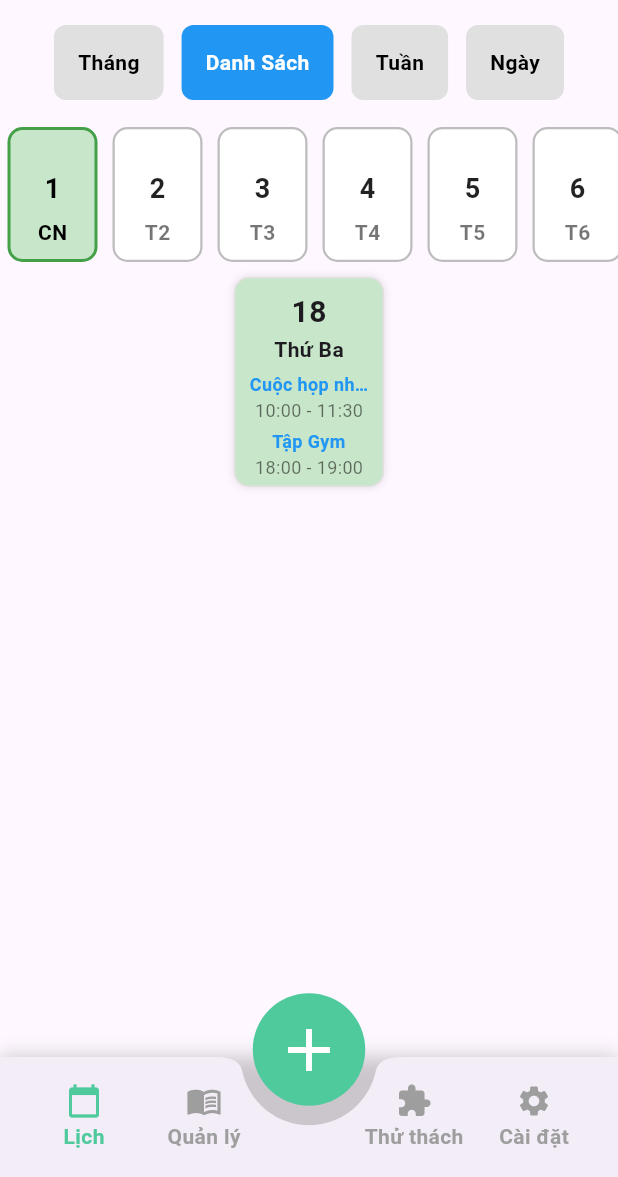
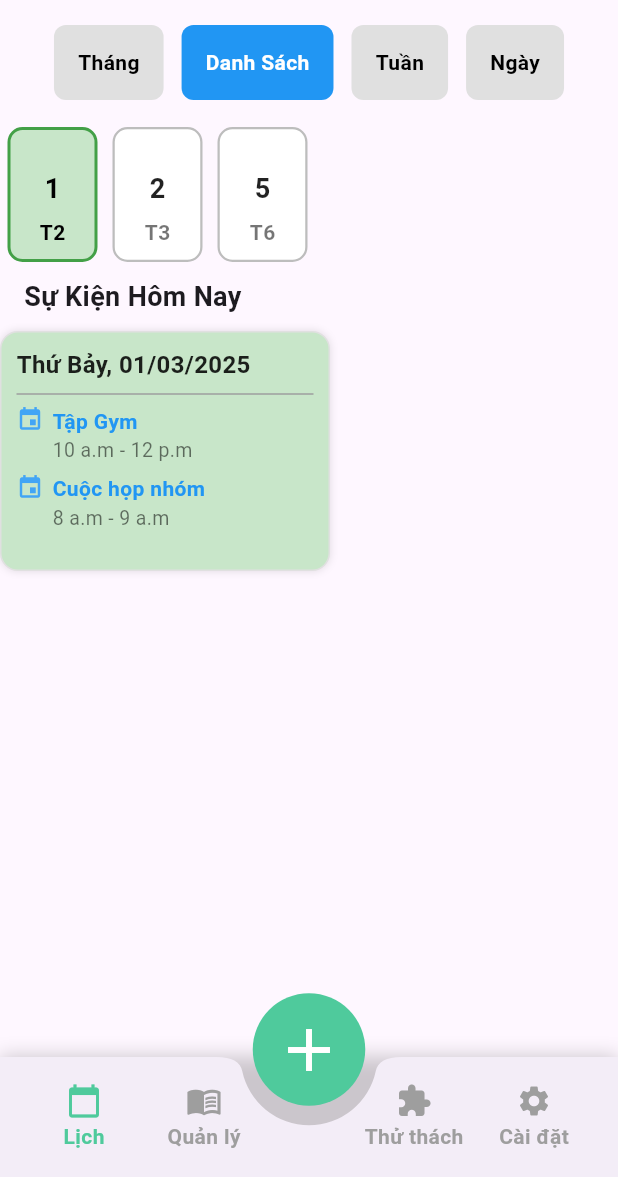
Before and after one commit to nguyentrong3114/appreminder, a Flutter app: the screen it shows after launch, after a tap on "Danh Sách", on a phone screen of 412 x 824 dp, the part 59-1236 px from its top. Run offline on Flutter 3.47's test engine with Material 3 defaults, Android fonts, the phone set to English and light mode, and no system bars.

Commit message:
Điều chỉnh Danh Sách

```diff
--- a/lib/views/home_screen.dart
+++ b/lib/views/home_screen.dart
@@ -2,7 +2,7 @@ import 'package:intl/intl.dart';
 import 'package:flutter/material.dart';
 import 'widgets/list_calendar_widget.dart';
 import 'package:flutter_app/views/widgets/Home/event_calendar.dart';
-import 'package:flutter_app/views/widgets/renctangle_calender.dart';
+import 'package:flutter_app/views/widgets/Home/renctangle_calender.dart';
 
 class HomeScreen extends StatefulWidget {
   @override
@@ -147,50 +147,104 @@ class _HomeScreenState extends State<HomeScreen> {
   }
 
   Widget _buildListView() {
-    List<String> days = ["1", "2", "3", "4", "5", "6", "7"];
-    List<String> weekDays = ["CN", "T2", "T3", "T4", "T5", "T6", "T7"];
-
-    // Danh sách sự kiện theo ngày
     Map<String, List<Map<String, String>>> allEvents = {
       "1": [
-        {'title': 'Cuộc họp nhóm', 'time': '10:00 - 11:30'},
-        {'title': 'Tập Gym', 'time': '18:00 - 19:00'},
+        {
+          "title": "Cuộc họp nhóm",
+          "description": "Thảo luận dự án Flutter",
+          "weekDay": "T2",
+          "time": "8 a.m - 9 a.m"
+        },
+        {
+          "title": "Tập Gym",
+          "description": "Luyện tập thể lực",
+          "weekDay": "T2",
+          "time": "10 a.m - 12 p.m"
+        },
       ],
       "2": [
-        {'title': 'Đi siêu thị', 'time': '15:00 - 16:00'},
+        {
+          "title": "Đi siêu thị",
+          "description": "Mua đồ dùng gia đình",
+          "weekDay": "T3",
+          "time": "8 a.m - 9 p.m"
+        },
       ],
       "5": [
-        {'title': 'Xem phim', 'time': '20:00 - 22:00'},
+        {
+          "title": "Xem phim",
+          "description": "Thư giãn cuối tuần",
+          "weekDay": "T6",
+          "time": "8 a.m - 9 p.m"
+        },
       ],
     };
 
-    // Lấy danh sách sự kiện theo ngày được chọn
-    List<Map<String, String>> events = allEvents[days[selectedDayIndex]] ?? [];
+    List<String> eventDays =
+        allEvents.keys.toList()
+          ..sort((a, b) => int.parse(a).compareTo(int.parse(b)));
+
+    int currentIndex =
+        (selectedDayIndex >= 0 && selectedDayIndex < eventDays.length)
+            ? selectedDayIndex
+            : 0;
+
+    List<Map<String, String>> events = allEvents[eventDays[currentIndex]] ?? [];
+
+    int dayNumber = int.parse(eventDays[currentIndex]);
+    DateTime selectedEventDate = DateTime(
+      selectedDate.year,
+      selectedDate.month,
+      dayNumber,
+    );
 
     return Column(
+      crossAxisAlignment: CrossAxisAlignment.start,
       children: [
         const SizedBox(height: 18),
+
         SingleChildScrollView(
           scrollDirection: Axis.horizontal,
           child: DaySelector(
-            days: days,
-            weekDays: weekDays,
-            selectedIndex: selectedDayIndex,
-            onSelected: _onDaySelected,
+            allEvents: allEvents,
+            selectedIndex: currentIndex,
+            onSelected: (index) {
+              setState(() {
+                selectedDayIndex = index;
+              });
+            },
           ),
         ),
+
         const SizedBox(height: 10),
+
         if (events.isNotEmpty)
-          SizedBox(
-            height: 140,
-            child: EventCalendar(date: selectedDate, events: events),
+          Column(
+            crossAxisAlignment: CrossAxisAlignment.start,
+            children: [
+              Padding(
+                padding: const EdgeInsets.symmetric(horizontal: 16),
+                child: Text(
+                  "Sự Kiện Hôm Nay",
+                  style: const TextStyle(
+                    fontSize: 18,
+                    fontWeight: FontWeight.bold,
+                  ),
+                ),
+              ),
+              const SizedBox(height: 10),
+              SizedBox(
+                height: 160,
+                child: EventCalendar(date: selectedEventDate, events: events),
+              ),
+            ],
           )
         else
-          const Padding(
-            padding: EdgeInsets.symmetric(vertical: 20),
+          Padding(
+            padding: const EdgeInsets.symmetric(vertical: 20, horizontal: 16),
             child: Text(
               "Không có sự kiện nào trong ngày này",
-              style: TextStyle(fontSize: 16, color: Colors.grey),
+              style: TextStyle(fontSize: 16, color: Colors.grey.shade600),
             ),
           ),
       ],
--- a/lib/views/widgets/Home/event_calendar.dart
+++ b/lib/views/widgets/Home/event_calendar.dart
@@ -2,7 +2,7 @@ import 'package:intl/intl.dart';
 import 'package:flutter/material.dart';
 
 class EventCalendar extends StatelessWidget {
-  final DateTime date;
+  final DateTime date; // Ngày được truyền vào từ bên ngoài
   final List<Map<String, String>> events;
 
   const EventCalendar({
@@ -14,59 +14,71 @@ class EventCalendar extends StatelessWidget {
   @override
   Widget build(BuildContext context) {
     String weekDay = DateFormat('EEEE', 'vi').format(date);
-    String day = DateFormat('dd', 'vi').format(date);
+    String day = DateFormat('dd/MM/yyyy', 'vi').format(date);
+
+    events.sort((a, b) => (a['time'] ?? '').compareTo(b['time'] ?? ''));
 
     return Container(
-      width: 100,
-      height: 140,
-      padding: const EdgeInsets.all(8),
+      width: 220,
+      height: 180,
+      padding: const EdgeInsets.all(10),
       decoration: BoxDecoration(
         color: events.isNotEmpty ? Colors.green.shade100 : Colors.white,
-        borderRadius: BorderRadius.circular(10),
+        borderRadius: BorderRadius.circular(12),
         border: Border.all(color: Colors.grey.shade300, width: 1),
         boxShadow: [BoxShadow(color: Colors.black12, blurRadius: 4)],
       ),
       child: Column(
-        mainAxisAlignment: MainAxisAlignment.center,
+        crossAxisAlignment: CrossAxisAlignment.start,
         children: [
           Text(
-            day,
-            style: const TextStyle(fontSize: 20, fontWeight: FontWeight.bold),
+            "$weekDay, $day",
+            style: const TextStyle(fontSize: 16, fontWeight: FontWeight.bold, color: Colors.black87),
           ),
-          Text(
-            weekDay,
-            style: const TextStyle(fontSize: 14, fontWeight: FontWeight.w600),
-            maxLines: 1,
-            overflow: TextOverflow.ellipsis,
-          ),
-          const SizedBox(height: 5),
+          const Divider(thickness: 1, color: Colors.grey),
           if (events.isNotEmpty)
             Expanded(
-              child: SingleChildScrollView(
+              child: ListView.builder(
+                itemCount: events.length,
+                itemBuilder: (context, index) {
+                  final event = events[index];
+                  return Padding(
+                    padding: const EdgeInsets.only(bottom: 6),
+                    child: Row(
+                      crossAxisAlignment: CrossAxisAlignment.start,
+                      children: [
+                        Icon(Icons.event, color: Colors.blue.shade400, size: 18),
+                        const SizedBox(width: 6),
+                        Expanded(
                           child: Column(
-                  children: events.map((event) {
-                    return Padding(
-                      padding: const EdgeInsets.only(bottom: 4),
-                      child: Column(
+                            crossAxisAlignment: CrossAxisAlignment.start,
                             children: [
                               Text(
                                 event['title'] ?? 'Sự kiện',
-                            textAlign: TextAlign.center,
-                            style: const TextStyle(fontSize: 12, fontWeight: FontWeight.bold, color: Colors.blue),
+                                style: const TextStyle(fontSize: 14, fontWeight: FontWeight.bold, color: Colors.blue),
                                 maxLines: 1,
                                 overflow: TextOverflow.ellipsis,
                               ),
                               Text(
                                 event['time'] ?? '',
-                            style: const TextStyle(fontSize: 12, color: Colors.black54),
+                                style: const TextStyle(fontSize: 13, color: Colors.black54),
                                 maxLines: 1,
                                 overflow: TextOverflow.ellipsis,
                               ),
                             ],
                           ),
+                        ),
+                      ],
+                    ),
                   );
-                  }).toList(),
+                },
               ),
+            )
+          else
+            const Center(
+              child: Text(
+                "Không có sự kiện nào",
+                style: TextStyle(fontSize: 14, color: Colors.grey),
               ),
             ),
         ],
--- a/lib/views/widgets/renctangle_calender.dart
+++ b/lib/views/widgets/Home/renctangle_calender.dart
@@ -1,23 +1,26 @@
 import 'package:flutter/material.dart';
 
 class DaySelector extends StatelessWidget {
-  final List<String> days;
-  final List<String> weekDays;
+  final Map<String, List<Map<String, String>>> allEvents;
   final int selectedIndex;
   final Function(int) onSelected;
 
   DaySelector({
-    required this.days,
-    required this.weekDays,
+    required this.allEvents,
     required this.selectedIndex,
     required this.onSelected,
   });
 
   @override
   Widget build(BuildContext context) {
+    List<String> daysWithEvents = allEvents.keys.toList();
+    List<String> weekDaysWithEvents = daysWithEvents.map((day) {
+      return allEvents[day]!.first['weekDay'] ?? '';
+    }).toList();
+
     return Row(
-      mainAxisAlignment: MainAxisAlignment.center,
-      children: List.generate(days.length, (index) {
+      mainAxisAlignment: MainAxisAlignment.start,
+      children: List.generate(daysWithEvents.length, (index) {
         bool isSelected = selectedIndex == index;
         return GestureDetector(
           onTap: () => onSelected(index),
@@ -38,7 +41,7 @@ class DaySelector extends StatelessWidget {
               children: [
                 SizedBox(height: 18),
                 Text(
-                  days[index],
+                  daysWithEvents[index],
                   style: TextStyle(
                     fontWeight: FontWeight.bold,
                     fontSize: 18,
@@ -47,7 +50,7 @@ class DaySelector extends StatelessWidget {
                 ),
                 SizedBox(height: 6),
                 Text(
-                  weekDays[index],
+                  weekDaysWithEvents[index],
                   style: TextStyle(
                     fontWeight: FontWeight.bold,
                     fontSize: 14,
```
Lines whose indentation alone changed are shown as unchanged.
